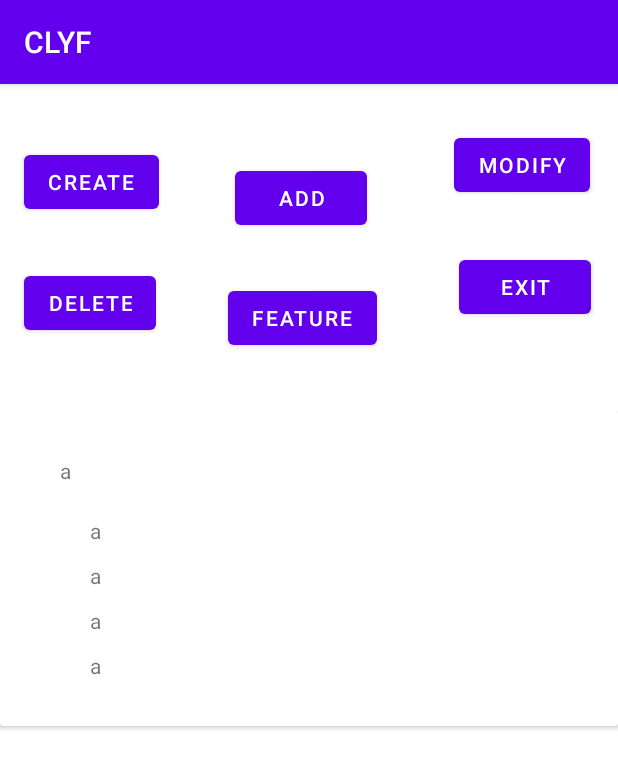
After one commit to simonedimeglio/kotlin-android-final-app, an Android app: the ViewAdminActivity screen opened directly, with no data from a screen before it, on a phone screen of 412 x 824 dp. The commit adds this screen. Shown: the top 769 px of the screen. Run offline under Robolectric (Android 15) with nearby library versions, the phone set to English and light mode, and no system bars; our stand-ins replace Firebase (no records; nobody signed in at launch, a user with empty details on screens opened directly).

Commit message:
setting recyclerView on the admin page

```diff
--- /dev/null
+++ b/Serious Game/app/src/main/java/com/seriousgame/clyf/admin/QuizAdapter.kt
@@ -0,0 +1,42 @@
+package com.seriousgame.clyf.admin
+
+import android.content.Context
+import android.view.LayoutInflater
+import android.view.View
+import android.view.ViewGroup
+import android.widget.TextView
+import androidx.recyclerview.widget.RecyclerView
+import com.google.firebase.firestore.FirebaseFirestore
+import com.seriousgame.clyf.R
+import com.seriousgame.clyf.auth.db
+import com.seriousgame.clyf.auth.quizBlock
+import com.seriousgame.clyf.auth.supportID
+
+class QuizAdapter(private var x: ArrayList<String>, private var context: Context) : RecyclerView.Adapter<QuizAdapter.ViewHolder>() {
+
+    override fun onCreateViewHolder(parent: ViewGroup, viewType: Int): ViewHolder {
+        val itemView = LayoutInflater.from(context).inflate(R.layout.question_row, parent, false)
+        return ViewHolder(itemView)
+    }
+
+    override fun onBindViewHolder(holder: ViewHolder, position: Int) {
+        holder.question.text = x.get(position)
+        holder.answer1.text = x.get(position)
+        holder.answer2.text = x.get(position)
+        holder.answer3.text = x.get(position)
+        holder.correctAnswer.text = x.get(position)
+    }
+
+    override fun getItemCount(): Int {
+        return x.size
+    }
+
+    class ViewHolder(itemView: View) : RecyclerView.ViewHolder(itemView) {
+        val question : TextView = itemView.findViewById(R.id.questionView)
+        val answer1 : TextView = itemView.findViewById(R.id.answer1View)
+        val answer2 : TextView = itemView.findViewById(R.id.answer2View)
+        val answer3 : TextView = itemView.findViewById(R.id.answer3View)
+        val correctAnswer : TextView = itemView.findViewById(R.id.correctAnswerView)
+    }
+
+}
--- /dev/null
+++ b/Serious Game/app/src/main/java/com/seriousgame/clyf/admin/ViewAdminActivity.kt
@@ -0,0 +1,91 @@
+package com.seriousgame.clyf.admin
+
+import android.annotation.SuppressLint
+import androidx.appcompat.app.AppCompatActivity
+import android.os.Bundle
+import android.util.Log
+import android.widget.Button
+import androidx.recyclerview.widget.LinearLayoutManager
+import androidx.recyclerview.widget.RecyclerView
+import com.google.firebase.firestore.FirebaseFirestore
+import com.seriousgame.clyf.R
+import com.seriousgame.clyf.auth.db
+import com.seriousgame.clyf.auth.quizBlock
+import com.seriousgame.clyf.auth.supportID
+import kotlinx.android.synthetic.main.activity_view_admin.*
+import kotlinx.coroutines.async
+import kotlinx.coroutines.coroutineScope
+import kotlinx.coroutines.delay
+import kotlin.coroutines.resume
+import kotlin.coroutines.suspendCoroutine
+
+class ViewAdminActivity : AppCompatActivity() {
+
+
+        lateinit var recyclerView: RecyclerView
+        lateinit var refresh: Button
+        lateinit var contenitore: ArrayList<String>
+        lateinit var adapter: QuizAdapter
+        lateinit var layoutManager: RecyclerView.LayoutManager
+
+        override fun onCreate(savedInstanceState: Bundle?) {
+            super.onCreate(savedInstanceState)
+            setContentView(R.layout.activity_view_admin)
+
+            // on below line we are initializing our variables.
+            recyclerView = findViewById(R.id.recyclerViewId)
+            refresh = findViewById(R.id.button5)
+            contenitore = ArrayList()
+            layoutManager = LinearLayoutManager(this)
+
+            // on below line we are
+            // adding data to our list.
+            contenitore.add("a")
+            contenitore.add("b")
+            contenitore.add("c")
+            contenitore.add("d")
+            contenitore.add("d")
+
+            // on below line we are adding our list to our adapter.
+            adapter = QuizAdapter(contenitore, this)
+
+            // on below line we are setting
+            // adapter to our recycler view.
+            recyclerView.adapter = adapter
+            recyclerView.layoutManager = layoutManager
+
+            // on below line we are adding click listener
+            // for our add button.
+            refresh.setOnClickListener {
+                lateinit var test : String
+                db.collection(supportID).whereEqualTo("Question", "ciao3").get()
+                    .addOnSuccessListener { result ->
+                        for (document in result){
+                            test = document.data["Question"].toString()
+                        }
+                        refreshDatabase(test)
+                    }
+
+            }
+            // on below line we are notifying adapter
+            // that data in adapter has been updated.
+            adapter.notifyDataSetChanged()
+
+        }
+
+        // on below line we are creating a
+        // new function to add item.
+        private fun refreshDatabase(x: String) {
+            // on below line we are checking
+            // if item is empty or not.
+            if (x.isNotEmpty()) {
+                // on below line we are
+                // adding item to our list
+                contenitore.add(x)
+                // on below line we are notifying
+                // adapter that data has updated.
+                adapter.notifyDataSetChanged()
+            }
+        }
+
+}
--- a/Serious Game/app/src/main/java/com/seriousgame/clyf/auth/SignIn.kt
+++ b/Serious Game/app/src/main/java/com/seriousgame/clyf/auth/SignIn.kt
@@ -6,6 +6,7 @@ import android.widget.Toast
 import androidx.appcompat.app.AppCompatActivity
 import com.google.firebase.auth.FirebaseAuth
 import com.seriousgame.clyf.admin.AdminActivity
+import com.seriousgame.clyf.admin.ViewAdminActivity
 import com.seriousgame.clyf.databinding.ActivitySignInBinding
 
 
@@ -35,7 +36,7 @@ class SignIn : AppCompatActivity() {
                         //1st inner if - S.
                         if (it.isSuccessful) { //successful case - S.
                             supportID = email
-                            val intent = Intent(this, AdminActivity::class.java) //define intent - S.
+                            val intent = Intent(this, ViewAdminActivity::class.java) //define intent - S.
                             startActivity(intent) //takes you to Admin activity - S.
                         } else {
                             Toast.makeText(this, it.exception.toString(), Toast.LENGTH_LONG).show() //error message - F.
--- a/Serious Game/app/src/main/java/com/seriousgame/clyf/auth/globalVariables.kt
+++ b/Serious Game/app/src/main/java/com/seriousgame/clyf/auth/globalVariables.kt
@@ -1,5 +1,15 @@
 package com.seriousgame.clyf.auth
+import android.annotation.SuppressLint
 import com.google.firebase.firestore.FirebaseFirestore
 
 var supportID : String = ""
-var db : FirebaseFirestore = FirebaseFirestore.getInstance()
+@SuppressLint("StaticFieldLeak")
+var db = FirebaseFirestore.getInstance()
+
+class quizBlock {
+    var question : String = ""
+    var answer1 : String = ""
+    var answer2 : String = ""
+    var answer3 : String = ""
+    var correct_answer : String = ""
+}
--- /dev/null
+++ b/Serious Game/app/src/main/res/layout/activity_view_admin.xml
@@ -0,0 +1,95 @@
+<?xml version="1.0" encoding="utf-8"?>
+<androidx.constraintlayout.widget.ConstraintLayout
+    xmlns:android="http://schemas.android.com/apk/res/android"
+    xmlns:app="http://schemas.android.com/apk/res-auto"
+    xmlns:tools="http://schemas.android.com/tools"
+    android:layout_width="match_parent"
+    android:layout_height="match_parent">
+
+    <androidx.recyclerview.widget.RecyclerView
+        android:id="@+id/recyclerViewId"
+        android:layout_width="match_parent"
+        android:layout_height="550dp"
+        app:layout_constraintBottom_toBottomOf="parent"
+        app:layout_constraintEnd_toEndOf="parent"
+        app:layout_constraintHorizontal_bias="0.0"
+        app:layout_constraintStart_toStartOf="parent"
+        app:layout_constraintTop_toTopOf="parent"
+        app:layout_constraintVertical_bias="1.0" />
+
+    <Button
+        android:id="@+id/button"
+        android:layout_width="wrap_content"
+        android:layout_height="wrap_content"
+        android:layout_marginBottom="596dp"
+        android:text="Create"
+        app:layout_constraintBottom_toBottomOf="parent"
+        app:layout_constraintEnd_toEndOf="parent"
+        app:layout_constraintHorizontal_bias="0.05"
+        app:layout_constraintStart_toStartOf="parent"
+        app:layout_constraintTop_toTopOf="parent"
+        app:layout_constraintVertical_bias="0.333" />
+
+    <Button
+        android:id="@+id/button2"
+        android:layout_width="wrap_content"
+        android:layout_height="wrap_content"
+        android:layout_marginBottom="636dp"
+        android:text="Add"
+        app:layout_constraintBottom_toBottomOf="parent"
+        app:layout_constraintEnd_toEndOf="parent"
+        app:layout_constraintHorizontal_bias="0.231"
+        app:layout_constraintStart_toEndOf="@id/button"
+        app:layout_constraintTop_toTopOf="parent"
+        app:layout_constraintVertical_bias="0.617" />
+
+    <Button
+        android:id="@+id/button3"
+        android:layout_width="wrap_content"
+        android:layout_height="wrap_content"
+        android:text="Modify"
+        app:layout_constraintBottom_toBottomOf="parent"
+        app:layout_constraintEnd_toEndOf="parent"
+        app:layout_constraintHorizontal_bias="0.753"
+        app:layout_constraintStart_toEndOf="@id/button2"
+        app:layout_constraintTop_toTopOf="parent"
+        app:layout_constraintVertical_bias="0.042" />
+
+    <Button
+        android:id="@+id/button4"
+        android:layout_width="wrap_content"
+        android:layout_height="wrap_content"
+        android:text="Delete"
+        app:layout_constraintBottom_toBottomOf="parent"
+        app:layout_constraintEnd_toEndOf="parent"
+        app:layout_constraintHorizontal_bias="0.05"
+        app:layout_constraintStart_toStartOf="parent"
+        app:layout_constraintTop_toBottomOf="@id/button"
+        app:layout_constraintVertical_bias="0.052" />
+
+    <Button
+        android:id="@+id/button5"
+        android:layout_width="wrap_content"
+        android:layout_height="wrap_content"
+        android:text="feature"
+        app:layout_constraintBottom_toBottomOf="parent"
+        app:layout_constraintEnd_toEndOf="parent"
+        app:layout_constraintHorizontal_bias="0.231"
+        app:layout_constraintStart_toEndOf="@id/button4"
+        app:layout_constraintTop_toBottomOf="@id/button2"
+        app:layout_constraintVertical_bias="0.052" />
+
+    <Button
+        android:id="@+id/button6"
+        android:layout_width="wrap_content"
+        android:layout_height="wrap_content"
+        android:text="Exit"
+        app:layout_constraintBottom_toBottomOf="parent"
+        app:layout_constraintEnd_toEndOf="parent"
+        app:layout_constraintHorizontal_bias="0.753"
+        app:layout_constraintStart_toEndOf="@id/button5"
+        app:layout_constraintTop_toBottomOf="@id/button3"
+        app:layout_constraintVertical_bias="0.052" />
+
+
+</androidx.constraintlayout.widget.ConstraintLayout>
--- a/Serious Game/app/src/main/res/layout/question_row.xml
+++ b/Serious Game/app/src/main/res/layout/question_row.xml
@@ -14,43 +14,55 @@
         app:layout_constraintTop_toTopOf="parent"
         app:layout_constraintVertical_bias="0.0" >
 
-        <TextView
-            android:id="@+id/questionView"
-            android:layout_width="wrap_content"
-            android:layout_height="wrap_content"
-            android:layout_marginStart="60dp"
-            android:layout_marginTop="40dp"
-            android:layout_marginEnd="60dp"
-            android:text="PROVA DOMANDA" />
+        <RelativeLayout
+            android:layout_width="match_parent"
+            android:layout_height="match_parent">
 
-        <TextView
-            android:id="@+id/answer1"
-            android:layout_width="wrap_content"
-            android:layout_height="wrap_content"
-            android:layout_marginStart="60dp"
-            android:layout_marginTop="90dp"
-            android:layout_marginEnd="60dp"
-            android:text="RISPOSTA1" />
+            <TextView
+                android:id="@+id/correctAnswerView"
+                android:layout_width="wrap_content"
+                android:layout_height="wrap_content"
+                android:layout_marginStart="60dp"
+                android:layout_marginTop="160dp"
+                android:layout_marginEnd="60dp"
+                android:text="RISPOSTA CORRETTA" />
 
-        <TextView
-            android:id="@+id/answer2"
-            android:layout_width="wrap_content"
-            android:layout_height="wrap_content"
-            android:layout_marginStart="60dp"
-            android:layout_marginTop="120dp"
-            android:layout_marginEnd="60dp"
-            android:text="RISPOSTA2" />
+            <TextView
+                android:id="@+id/answer3View"
+                android:layout_width="wrap_content"
+                android:layout_height="wrap_content"
+                android:layout_marginStart="60dp"
+                android:layout_marginTop="130dp"
+                android:layout_marginEnd="60dp"
+                android:text="RISPOSTA3" />
 
-        <TextView
-            android:id="@+id/answer3"
-            android:layout_width="wrap_content"
-            android:layout_height="wrap_content"
-            android:layout_marginStart="60dp"
-            android:layout_marginTop="150dp"
-            android:layout_marginEnd="60dp"
-            android:text="RISPOSTA3" />
+            <TextView
+                android:id="@+id/answer2View"
+                android:layout_width="wrap_content"
+                android:layout_height="wrap_content"
+                android:layout_marginStart="60dp"
+                android:layout_marginTop="100dp"
+                android:layout_marginEnd="60dp"
+                android:text="RISPOSTA2" />
 
+            <TextView
+                android:id="@+id/answer1View"
+                android:layout_width="wrap_content"
+                android:layout_height="wrap_content"
+                android:layout_marginStart="60dp"
+                android:layout_marginTop="70dp"
+                android:layout_marginEnd="60dp"
+                android:text="RISPOSTA1" />
 
+            <TextView
+                android:id="@+id/questionView"
+                android:layout_width="wrap_content"
+                android:layout_height="wrap_content"
+                android:layout_marginStart="40dp"
+                android:layout_marginTop="30dp"
+                android:layout_marginEnd="60dp"
+                android:text="PROVA DOMANDA" />
+        </RelativeLayout>
 
 
     </androidx.cardview.widget.CardView>
```
Also changed, not shown: Serious Game/app/src/main/AndroidManifest.xml (+8 -0 lines).
